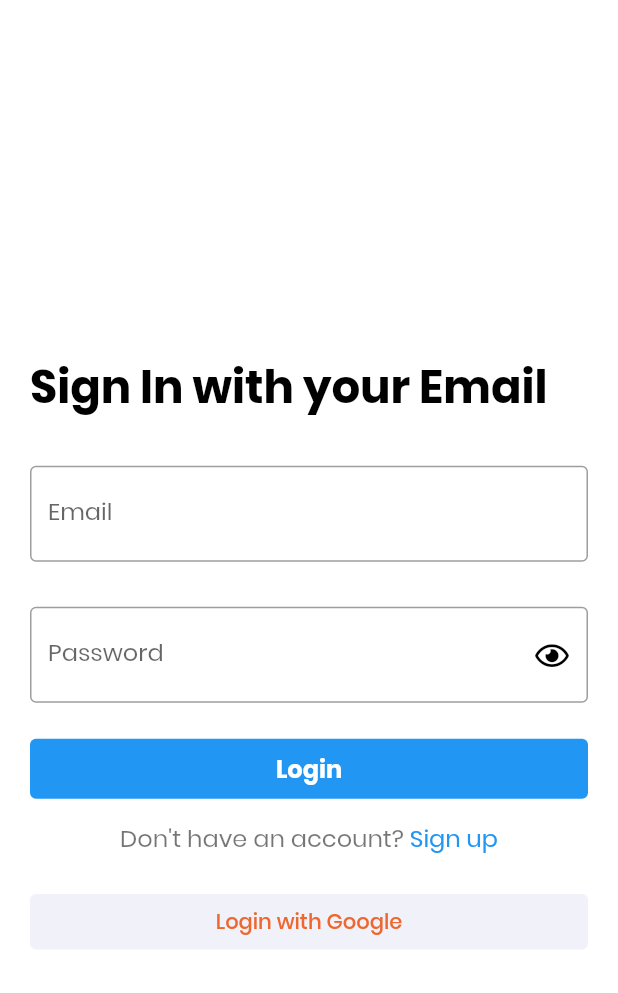
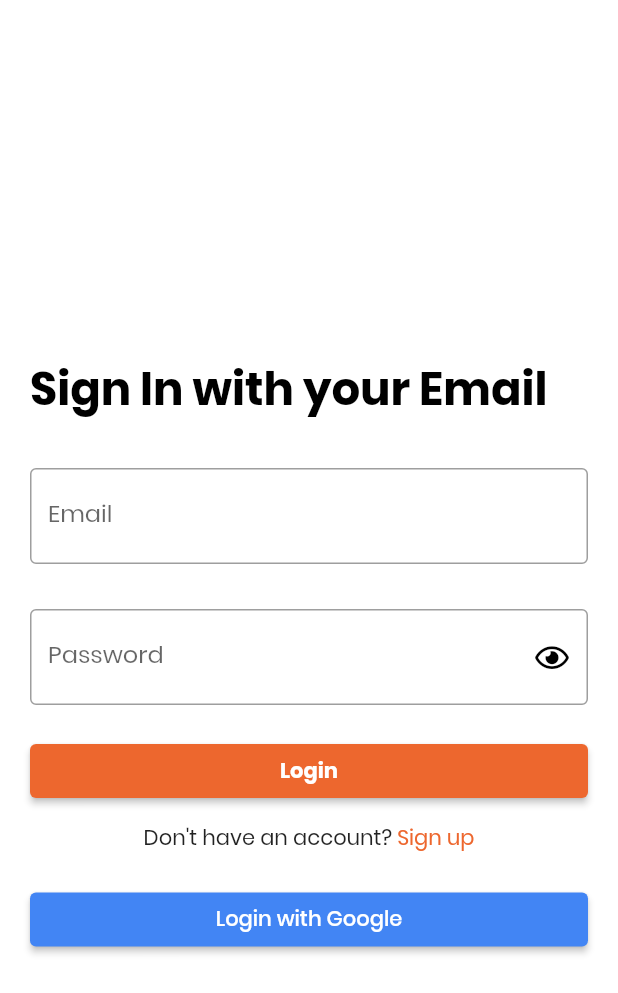
Before and after one commit to msamiislam/tourismapp, a Flutter app: the HomePage screen opened directly, in the side drawer, after a tap on "Logout", on a phone screen of 412 x 824 dp. Shown: the top 993 px of the screen. Run offline on Flutter 3.47's test engine with Material 2 defaults, Android fonts, the light colour scheme and no system bars; drawn by our look-alikes of flutter_form_builder; our stand-ins replace firebase_auth, firebase_core, flutter_svg, fluttertoast, font_awesome_flutter, form_builder_validators and 5 more; missing offline and left inert: ndialog; accounts and stored records are empty; network calls fail; statements that could not run were skipped.

Commit message:
update login screen

```diff
--- a/lib/pages/login.dart
+++ b/lib/pages/login.dart
@@ -50,12 +50,10 @@ class LoginPage extends StatelessWidget {
                     const SizedBox(height: 30.0),
                     PasswordField(),
                     const SizedBox(height: 20.0),
-                    TextButton(
+                    ElevatedButton(
                         onPressed: () => _login(context),
                         child: AppText(text: "Login", color: Colors.white, weight: FontWeight.bold),
-                        style: ButtonStyle(
-                          backgroundColor: MaterialStateProperty.all<Color>(Colors.blue),
-                        )),
+                        ),
                     const SizedBox(height: 10.0),
                     Row(
                       mainAxisAlignment: MainAxisAlignment.center,
@@ -63,16 +61,17 @@ class LoginPage extends StatelessWidget {
                         AppText(text: "Don't have an account?"),
                         InkWell(
                             onTap: () => Get.to(() => RegistrationPersonalPage()),
-                            child: AppText(text: " Sign up", color: Colors.blue, weight: FontWeight.normal)),
+                            child: AppText(text: " Sign up", color: AppColors.primary, weight: FontWeight.normal)),
                       ],
                     ),
                     const SizedBox(height: 20.0),
-                    TextButton(
+                    ElevatedButton(
                         onPressed: () => _loginWithGoogle(),
                         child: Text("Login with Google"),
                         style: ButtonStyle(
-                          backgroundColor: MaterialStateProperty.all<Color>(AppColors.buttonBackground),
-                        )),
+                          backgroundColor: MaterialStateProperty.all<Color>(Color(0xFF4285F4)),
+                        ),
+                    ),
                   ],
                 ),
               ),
--- a/lib/widgets/simple_txt.dart
+++ b/lib/widgets/simple_txt.dart
@@ -4,10 +4,11 @@ import 'package:flutter/material.dart';
 class AppText extends StatelessWidget {
   final double size;
   final String text;
-  final Color color;
+  final Color? color;
   final FontWeight weight;
 
-  const AppText({Key? key, this.size = 16.0, required this.text, this.color = Colors.black54, this.weight = FontWeight.w300}) : super(key: key);
+  const AppText({Key? key, this.size = 14.0, required this.text,
+    this.color, this.weight = FontWeight.normal}) : super(key: key);
 
   @override
   Widget build(BuildContext context) {
```
